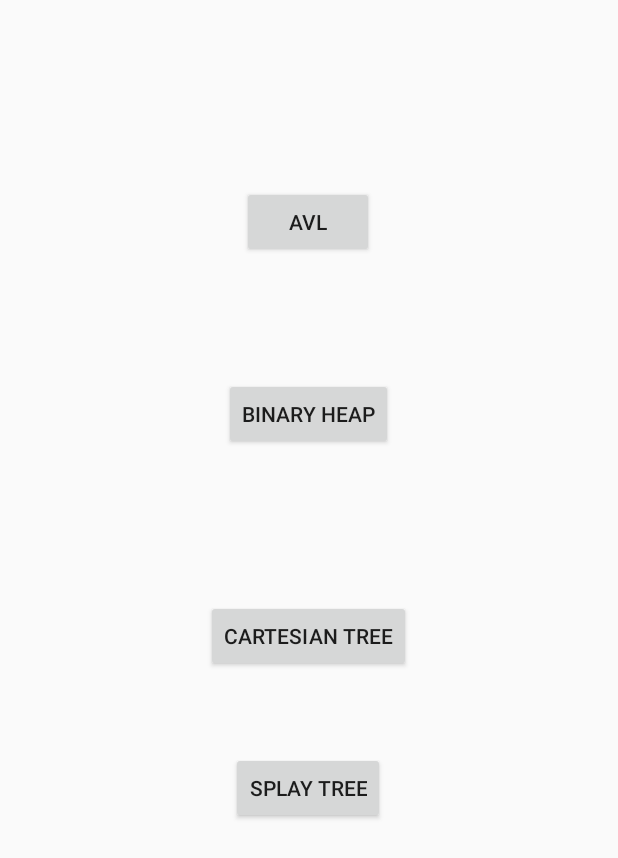
After one commit to AhmadKais/Scientefic_cal, an Android app: the AnimationActivity screen opened directly, with no data from a screen before it, on a phone screen of 412 x 824 dp. The commit adds this screen. Shown: the top 858 px of the screen. Run offline under Robolectric (Android 15) with nearby library versions, the phone set to English and light mode, and no system bars.

Commit message:
i have added a new feature that allows user to visualize an AVL tree insert and delete but visualizing rotations i could not make , it took multiple days it was not easy and i will be adding min/ma heap and other date structurs also

```diff
--- /dev/null
+++ b/app/src/main/java/com/example/myapplication/AnimationActivity.java
@@ -0,0 +1,30 @@
+package com.example.myapplication;
+
+import android.content.Intent;
+import android.os.Bundle;
+import android.view.View;
+import android.widget.Button;
+
+import androidx.appcompat.app.AppCompatActivity;
+
+public class AnimationActivity extends AppCompatActivity {
+
+    @Override
+    protected void onCreate(Bundle savedInstanceState) {
+        super.onCreate(savedInstanceState);
+        setContentView(R.layout.activity_animation);
+
+        Button Avlbutton = findViewById(R.id.gotoAVL);
+
+        Avlbutton.setOnClickListener(new View.OnClickListener() {
+            @Override
+            public void onClick(View v) {
+                changeActivity(com.example.myapplication.AvlActivity.class);
+            }
+        });
+    }
+    private void changeActivity(Class<?> destinationActivityClass) {
+        Intent intent = new Intent(this, destinationActivityClass);
+        startActivity(intent);
+    }
+}
--- a/app/src/main/java/com/example/myapplication/OpeningActivity.java
+++ b/app/src/main/java/com/example/myapplication/OpeningActivity.java
@@ -19,6 +19,7 @@ public class OpeningActivity extends AppCompatActivity {
         Button goToLimitIntegralButton = findViewById(R.id.gotointegral);
         Button goToUnitConverter = findViewById(R.id.gotounit);
         Button goToMatrix = findViewById(R.id.gotomatrix);
+        Button gotoAnimation = findViewById(R.id.gotoanimation);
 
         WolframAlphaAPI.init(this);
 
@@ -35,6 +36,10 @@ public class OpeningActivity extends AppCompatActivity {
             public void onClick(View v) {
                 changeActivity(LimitActivity.class);
             }
+        });
+        gotoAnimation.setOnClickListener(new View.OnClickListener() {
+            @Override
+            public void onClick(View v) {changeActivity(AnimationActivity.class);}
         });
         goToLimitDerivativeButton.setOnClickListener(new View.OnClickListener() {
             @Override
--- /dev/null
+++ b/app/src/main/res/layout/activity_animation.xml
@@ -0,0 +1,54 @@
+<?xml version="1.0" encoding="utf-8"?>
+<androidx.constraintlayout.widget.ConstraintLayout xmlns:android="http://schemas.android.com/apk/res/android"
+    xmlns:app="http://schemas.android.com/apk/res-auto"
+    xmlns:tools="http://schemas.android.com/tools"
+    android:layout_width="match_parent"
+    android:layout_height="match_parent"
+    tools:context=".AnimationActivity">
+
+    <Button
+        android:id="@+id/gotoAVL"
+        android:layout_width="wrap_content"
+        android:layout_height="wrap_content"
+        android:layout_marginTop="124dp"
+        android:text="AVL"
+        app:layout_constraintEnd_toEndOf="parent"
+        app:layout_constraintHorizontal_bias="0.498"
+        app:layout_constraintStart_toStartOf="parent"
+        app:layout_constraintTop_toTopOf="parent" />
+
+    <Button
+        android:id="@+id/gotoHeap"
+        android:layout_width="wrap_content"
+        android:layout_height="wrap_content"
+        android:layout_marginTop="80dp"
+        android:text="Binary Heap"
+        app:layout_constraintEnd_toEndOf="parent"
+        app:layout_constraintHorizontal_bias="0.498"
+        app:layout_constraintStart_toStartOf="parent"
+        app:layout_constraintTop_toBottomOf="@+id/gotoAVL" />
+
+    <Button
+        android:id="@+id/gotoCartesiantree"
+        android:layout_width="wrap_content"
+        android:layout_height="wrap_content"
+        android:layout_marginTop="100dp"
+        android:text="Cartesian Tree"
+        app:layout_constraintEnd_toEndOf="parent"
+        app:layout_constraintHorizontal_bias="0.498"
+        app:layout_constraintStart_toStartOf="parent"
+        app:layout_constraintTop_toBottomOf="@+id/gotoHeap" />
+
+    <Button
+        android:id="@+id/gotoSplay"
+        android:layout_width="wrap_content"
+        android:layout_height="wrap_content"
+        android:layout_marginTop="53dp"
+        android:text="Splay Tree"
+        app:layout_constraintBottom_toBottomOf="parent"
+        app:layout_constraintEnd_toEndOf="parent"
+        app:layout_constraintHorizontal_bias="0.498"
+        app:layout_constraintStart_toStartOf="parent"
+        app:layout_constraintTop_toBottomOf="@+id/gotoCartesiantree"
+        app:layout_constraintVertical_bias="0.0" />
+</androidx.constraintlayout.widget.ConstraintLayout>
```
Also changed, not shown: app/src/main/AndroidManifest.xml (+7 -0 lines), app/src/main/java/com/example/myapplication/AVLTreeView.java (added, +340 -0 lines), app/src/main/java/com/example/myapplication/AvlActivity.java (added, +58 -0 lines), app/src/main/res/layout/activity_avl.xml (added, +50 -0 lines), app/src/main/res/layout/activity_opening.xml (+11 -3 lines).
